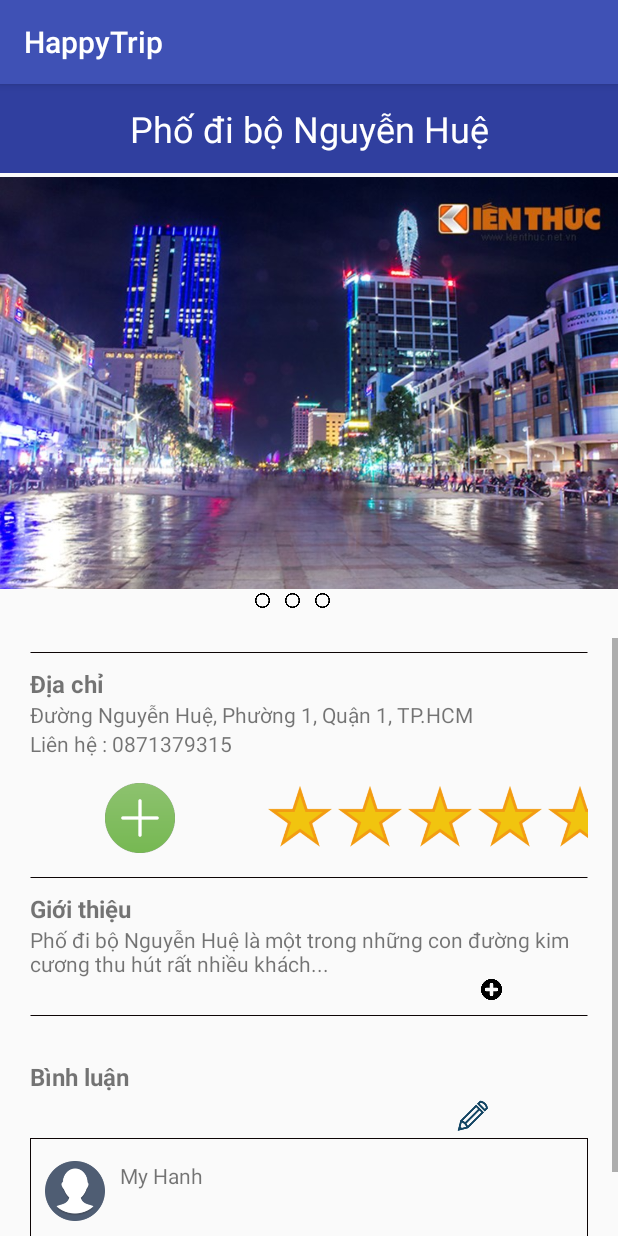
After one commit to 1312214/MyHappyTrip, an Android app: the PlaceActivity screen opened directly, with no data from a screen before it, on a phone screen of 412 x 824 dp. The commit adds this screen. Run offline under Robolectric (Android 15) with nearby library versions, the phone set to English and light mode, and no system bars; 5 statements that could not run were skipped.

Commit message:
add & code :v

```diff
--- a/app/build.gradle
+++ b/app/build.gradle
@@ -27,6 +27,7 @@ dependencies {
     compile 'com.android.support:appcompat-v7:25.3.1'
     compile 'com.android.support:design:25.3.1'
     compile 'com.google.android.gms:play-services-maps:10.2.4'
+    compile 'com.google.code.gson:gson:2.6.2'
 
     testCompile 'junit:junit:4.12'
 }
--- a/app/src/main/AndroidManifest.xml
+++ b/app/src/main/AndroidManifest.xml
@@ -8,6 +8,7 @@
     <uses-permission android:name="android.permission.ACCESS_FINE_LOCATION" />
     <uses-permission android:name="com.google.android.providers.gsf.permission.READ_GSERVICES" />
     <uses-permission android:name="com.project.rogerh.happytrip.permission.MAPS_RECEIVE" />
+
     <permission
         android:name="com.project.rogerh.happytrip.permission.MAPS_RECEIVE"
         android:protectionLevel="signature" />
@@ -18,7 +19,6 @@
         android:label="@string/app_name"
         android:supportsRtl="true"
         android:theme="@style/AppTheme">
-
         <meta-data
             android:name="com.google.android.geo.API_KEY"
             android:value="AIzaSyDaW15wHlj_iICFkU3H5uThbZgl-e5hlZo" />
@@ -33,6 +33,9 @@
                 <category android:name="android.intent.category.LAUNCHER" />
             </intent-filter>
         </activity>
+        <activity android:name="com.project.rogerh.happytrip.PlaceActivity">
+
+        </activity>
     </application>
 
 </manifest>
--- a/app/src/main/java/com/project/rogerh/happytrip/MainActivity.java
+++ b/app/src/main/java/com/project/rogerh/happytrip/MainActivity.java
@@ -1,5 +1,6 @@
 package com.project.rogerh.happytrip;
 
+import android.content.Intent;
 import android.graphics.Bitmap;
 import android.graphics.BitmapFactory;
 import android.graphics.Canvas;
@@ -31,15 +32,17 @@ import com.google.android.gms.maps.OnMapReadyCallback;
 import com.google.android.gms.maps.SupportMapFragment;
 import com.google.android.gms.maps.model.BitmapDescriptorFactory;
 import com.google.android.gms.maps.model.LatLng;
+import com.google.android.gms.maps.model.Marker;
 import com.google.android.gms.maps.model.MarkerOptions;
+import com.google.gson.Gson;
 
 import java.util.ArrayList;
 import java.util.List;
 
 public class MainActivity extends AppCompatActivity
-        implements NavigationView.OnNavigationItemSelectedListener  {
+        implements NavigationView.OnNavigationItemSelectedListener {
 
-    private GoogleMap map;
+    private GoogleMap mMap;
     Button btntakephoto, btngps, btngalary, btnshare, btncreateplace;
     private List<Place> dbase;
 
@@ -47,7 +50,7 @@ public class MainActivity extends AppCompatActivity
     protected void onCreate(Bundle savedInstanceState) {
         super.onCreate(savedInstanceState);
         setContentView(R.layout.activity_main);
-       /* setContentView(R.layout.detail_place);*/
+       //setContentView(R.layout.detail_place);
         Toolbar toolbar = (Toolbar) findViewById(R.id.toolbar);
         setSupportActionBar(toolbar);
 
@@ -81,7 +84,29 @@ public class MainActivity extends AppCompatActivity
             @Override
             public void onMapReady(GoogleMap map) {
                 map.setMapType(GoogleMap.MAP_TYPE_NORMAL);
-                //map.setMyLocationEnabled(true);
+                addAllMarkerToMapScreen(map);
+                map.addMarker(new MarkerOptions().position(new LatLng(10.774033,106.699054))
+                        .icon(BitmapDescriptorFactory.fromResource(R.drawable.ic_location_24)));
+
+                map.setOnInfoWindowClickListener(new GoogleMap.OnInfoWindowClickListener() {
+                    @Override
+                    public void onInfoWindowClick(Marker marker) {
+                        Place selectedPlace = null;
+
+                        LatLng posMarker = marker.getPosition();
+                        Intent activity = new Intent(MainActivity.this,PlaceActivity.class);
+                        for(int i = 0 ; i < dbase.size(); i++){
+                            if(posMarker.equals(dbase.get(i).xy))
+                                selectedPlace = dbase.get(i);
+                        }
+                        activity.putExtra("myObject", new Gson().toJson(selectedPlace));
+                        startActivity(activity);
+
+
+                    }
+                });
+
+
             }
 
 
@@ -91,6 +116,7 @@ public class MainActivity extends AppCompatActivity
         // init database
         initDataBase();
 
+        //addAllMarkerToMapScreen();
 
 
         //connect to id of buttons.
@@ -142,31 +168,43 @@ public class MainActivity extends AppCompatActivity
         });
 
 
-    } // END onCreate
 
 
+
+    }// END onCreate
+
+    // this method add all place markers to the map screen.
+    public void addAllMarkerToMapScreen(GoogleMap mMap){
+        for(int i = 0; i < dbase.size(); i++ ) {
+            Place p = dbase.get(i);
+            setAMarkerToMap(mMap, p.xy, p.thumnial, p.name, p.address );
+        }
+    }
+
     // this method uses to add a custom market to The map screen.
-    public void setMarkerToMap(GoogleMap mMap, LatLng markerPos,
-                               int placeThumnial, String placeName){
+    public void setAMarkerToMap(GoogleMap mMap, LatLng markerPos,
+                               int placeThumnial, String placeName, String address){
         Bitmap.Config conf = Bitmap.Config.ARGB_8888;
         Bitmap bmp = Bitmap.createBitmap(80, 80, conf);
         Canvas canvas1 = new Canvas(bmp);
 
         // paint defines the text color, stroke width and size
         Paint color = new Paint();
-        color.setTextSize(35);
-        color.setColor(Color.BLACK);
+        color.setTextSize(10);
+        color.setColor(Color.WHITE);
 
         // modify canvas
         canvas1.drawBitmap(BitmapFactory.decodeResource(getResources(),
                 placeThumnial), 0,0, color);
-        canvas1.drawText(placeName, 30, 40, color);
+        //canvas1.drawText(placeName, 30, 40, color);
 
         // add marker to Map
-        mMap.addMarker(new MarkerOptions().position(markerPos)
+        mMap.addMarker(new MarkerOptions().position(markerPos).title(placeName).snippet(address)
                 .icon(BitmapDescriptorFactory.fromBitmap(bmp))
                 .anchor(0.5f, 1));
+
     }
+
 
 
     public void initDataBase(){
@@ -218,17 +256,18 @@ public class MainActivity extends AppCompatActivity
         LatLng phoDiBoxy = new LatLng(10.776226, 106.701577);
 
         Place phoDiBo = new Place("Phố đi bộ Nguyễn Huệ", phoDiBoImgs,
-                "112 đường Nguyễn Huệ, Quận 1, Tp Hồ Chí Minh", 5, phoIntro, phoDiBoCmts, phoDiBoxy );
+                "112 đường Nguyễn Huệ, Quận 1, Tp Hồ Chí Minh", 5, phoIntro,
+                phoDiBoCmts, phoDiBoxy, R.drawable.phodibothumnail );
         Place nhaTho = new Place("Nhà thời Đức Bà", nhaThoImgs,
-                "113 Đồng Khởi, Quận 3, Tp Hồ Chí Minh", 4, nhaIntro, nhaThoCmts, nhaThoxy);
+                "113 Đồng Khởi, Quận 3, Tp Hồ Chí Minh", 4, nhaIntro,
+                nhaThoCmts, nhaThoxy, R.drawable.nhathothumnail);
         Place nui = new Place("Vùng núi Tây Bắc - Lạng Sơn", nuiImgs,
-                "Thành Phố Lạng Sơn - Vùng Tây Bắc", 4, nuiIntro, nuiCmts, nuixy );
+                "Thành Phố Lạng Sơn - Vùng Tây Bắc", 4, nuiIntro,
+                nuiCmts, nuixy, R.drawable.nuithumnail );
 
         dbase.add(phoDiBo);
         dbase.add(nhaTho);
         dbase.add(nui);
-
-
     }
 
 
--- a/app/src/main/java/com/project/rogerh/happytrip/Place.java
+++ b/app/src/main/java/com/project/rogerh/happytrip/Place.java
@@ -18,10 +18,11 @@ public class Place {
     public String intro;
     public List<String> comments;
     public LatLng xy;
+    public Integer thumnial;
 
 
     public Place(String _name, List<Integer> _imgs, String _address, Integer _rating,
-                 String _intro, List<String> _comments, LatLng _xy){
+                 String _intro, List<String> _comments, LatLng _xy, Integer _thumnial){
         this.name = _name;
         this.address = _address;
         this.images = _imgs;
@@ -29,6 +30,7 @@ public class Place {
         this.intro = _intro;
         this.comments = _comments;
         this.xy = _xy;
+        this.thumnial = _thumnial;
     }
 
 }
--- /dev/null
+++ b/app/src/main/java/com/project/rogerh/happytrip/PlaceActivity.java
@@ -0,0 +1,43 @@
+package com.project.rogerh.happytrip;
+
+import android.support.v7.app.AppCompatActivity;
+import android.os.Bundle;
+import android.widget.ImageView;
+import android.widget.TextView;
+
+import com.google.gson.Gson;
+
+import org.w3c.dom.Text;
+
+public class PlaceActivity extends AppCompatActivity {
+    TextView txtTenDiaDiem, txtGioiThieu, txtComment, txtDiaChi;
+    ImageView imgDiaDiem;
+
+    @Override
+    protected void onCreate(Bundle savedInstanceState) {
+        super.onCreate(savedInstanceState);
+        setContentView(R.layout.activity_place);
+
+        String jsonMyObject = null;
+        Bundle extras = getIntent().getExtras();
+        if (extras != null) {
+            jsonMyObject = extras.getString("myObject");
+        }
+        Place myObject = new Gson().fromJson(jsonMyObject, Place.class);
+
+        txtTenDiaDiem = (TextView) findViewById(R.id.TenDiaDiem);
+        txtGioiThieu = (TextView) findViewById(R.id.GioiThieu_ChiTiet);
+        txtComment = (TextView) findViewById(R.id.comment_user);
+        txtDiaChi = (TextView) findViewById(R.id.DiaChi_ChiTiet);
+        imgDiaDiem = (ImageView) findViewById(R.id.CacHinhAnhDiaDiem);
+
+
+        txtComment.setText(myObject.comments.get(1));
+        txtGioiThieu.setText(myObject.intro);
+        txtTenDiaDiem.setText(myObject.name);
+        txtDiaChi.setText(myObject.address);
+        imgDiaDiem.setImageResource(myObject.images.get(1));
+
+
+    }
+}
--- /dev/null
+++ b/app/src/main/res/layout/activity_place.xml
@@ -0,0 +1,228 @@
+<?xml version="1.0" encoding="utf-8"?>
+<LinearLayout xmlns:android="http://schemas.android.com/apk/res/android"
+    xmlns:tools="http://schemas.android.com/tools"
+    android:id="@+id/activity_place"
+    android:layout_width="match_parent"
+    android:layout_height="match_parent"
+    android:orientation="vertical"
+    tools:context="com.project.rogerh.happytrip.PlaceActivity">
+
+
+    <TextView
+        android:id="@+id/TenDiaDiem"
+        android:layout_width="match_parent"
+        android:layout_height="wrap_content"
+        android:inputType="textPersonName"
+        android:text="Phố đi bộ Nguyễn Huệ"
+        android:textAlignment="center"
+        android:paddingBottom="20px"
+        android:paddingTop="20px"
+        android:textColor="@color/colorWhite"
+        android:textSize="24sp"
+        android:background="@color/colorPrimaryDark" />
+
+    <ImageView
+        android:id="@+id/CacHinhAnhDiaDiem"
+        android:layout_width="match_parent"
+        android:layout_height="280dp"
+        android:src="@drawable/pho_di_bo_nguyen_hue" />
+    <LinearLayout
+        android:layout_width="match_parent"
+        android:layout_height="wrap_content"
+        android:layout_marginBottom="20dp">
+        <ImageView
+            android:layout_width="10dp"
+            android:layout_height="10dp"
+            android:layout_marginLeft="170dp"
+            android:layout_marginRight="10dp"
+            android:src="@drawable/icon_image_slide"/>
+        <ImageView
+            android:layout_width="10dp"
+            android:layout_height="10dp"
+            android:layout_marginRight="10dp"
+            android:src="@drawable/icon_image_slide"/>
+        <ImageView
+            android:layout_width="10dp"
+            android:layout_height="10dp"
+            android:src="@drawable/icon_image_slide"/>
+
+    </LinearLayout>
+
+
+
+    <ScrollView
+        android:layout_width="match_parent"
+        android:layout_height="wrap_content">
+
+        <LinearLayout
+            android:layout_width="match_parent"
+            android:layout_height="wrap_content"
+            android:layout_marginLeft="20dp"
+            android:layout_marginRight="20dp"
+            android:orientation="vertical">
+            <TextView
+                android:layout_width="match_parent"
+                android:layout_height="wrap_content"
+                android:layout_weight="0.80"
+                android:background="@drawable/set_line_border"
+                android:ems="10" />
+
+            <TextView
+                android:id="@+id/DiaChi"
+                android:layout_width="match_parent"
+                android:layout_height="wrap_content"
+                android:inputType="textPersonName"
+                android:text="Địa chỉ"
+                android:textSize="16sp"
+                android:textStyle="bold" />
+
+            <TextView
+                android:id="@+id/DiaChi_ChiTiet"
+                android:layout_width="match_parent"
+                android:layout_height="wrap_content"
+                android:inputType="textPersonName"
+                android:text="Đường Nguyễn Huệ, Phường 1, Quận 1, TP.HCM" />
+
+
+            <TextView
+                android:id="@+id/LienHe"
+                android:layout_width="match_parent"
+                android:layout_height="wrap_content"
+                android:layout_marginBottom="10dp"
+                android:inputType="textPersonName"
+                android:text="Liên hệ : 0871379315" />
+
+            <LinearLayout
+                android:layout_width="wrap_content"
+                android:layout_height="wrap_content"
+                android:layout_marginBottom="10px"
+                android:layout_marginTop="10px"
+                android:orientation="horizontal">
+
+                <ImageView
+                    android:layout_width="70px"
+                    android:layout_height="70px"
+                    android:layout_marginLeft="50dp"
+                    android:layout_marginRight="60dp"
+                    android:src="@drawable/icon_luu_dia_diem" />
+
+                <ImageView
+                    android:id="@+id/Rating1"
+                    android:layout_width="70px"
+                    android:layout_height="70px"
+                    android:src="@drawable/icon_rating_stars" />
+
+                <ImageView
+                    android:id="@+id/Rating2"
+                    android:layout_width="70px"
+                    android:layout_height="70px"
+                    android:src="@drawable/icon_rating_stars_2" />
+
+                <ImageView
+                    android:id="@+id/Rating3"
+                    android:layout_width="70px"
+                    android:layout_height="70px"
+                    android:src="@drawable/icon_rating_stars_2" />
+
+                <ImageView
+                    android:id="@+id/Rating4"
+                    android:layout_width="70px"
+                    android:layout_height="70px"
+                    android:src="@drawable/icon_rating_stars_2" />
+
+                <ImageView
+                    android:id="@+id/Rating"
+                    android:layout_width="70px"
+                    android:layout_height="70px"
+                    android:src="@drawable/icon_rating_stars_2" />
+
+                <TextView
+                    android:layout_width="wrap_content"
+                    android:layout_height="50px"
+                    android:layout_marginLeft="40px"
+                    android:text="5/5" />
+
+            </LinearLayout>
+
+            <TextView
+                android:layout_width="match_parent"
+                android:layout_height="match_parent"
+                android:layout_weight="0.80"
+                android:background="@drawable/set_line_border"
+                android:ems="10" />
+
+
+            <TextView
+                android:id="@+id/GioiThieu"
+                android:layout_width="match_parent"
+                android:layout_height="wrap_content"
+                android:layout_weight="0.05"
+                android:ems="10"
+                android:inputType="textPersonName"
+                android:text="Giới thiệu"
+                android:textSize="16sp"
+                android:textStyle="bold" />
+
+            <TextView
+                android:id="@+id/GioiThieu_ChiTiet"
+                android:layout_width="match_parent"
+                android:layout_height="wrap_content"
+                android:ems="10"
+                android:text="Phố đi bộ Nguyễn Huệ là một trong những con đường kim cương thu hút rất nhiều khách..." />
+
+            <ImageView
+                android:layout_width="15dp"
+                android:layout_height="15dp"
+                android:layout_marginLeft="300dp"
+                android:src="@drawable/icon_xem_them" />
+
+            <TextView
+                android:layout_width="match_parent"
+                android:layout_height="match_parent"
+                android:layout_weight="0.80"
+                android:background="@drawable/set_line_border"
+                android:ems="10" />
+
+
+            <TextView
+                android:id="@+id/BinhLuan"
+                android:layout_width="match_parent"
+                android:layout_height="wrap_content"
+                android:layout_marginTop="20dp"
+                android:layout_weight="0.05"
+                android:ems="10"
+                android:inputType="textPersonName"
+                android:text="Bình luận"
+                android:textSize="16sp"
+                android:textStyle="bold" />
+
+            <ImageView
+                android:layout_width="30dp"
+                android:layout_height="30dp"
+                android:layout_marginLeft="280dp"
+                android:src="@drawable/icon_comment" />
+            <LinearLayout
+                android:layout_width="match_parent"
+                android:layout_height="100dp"
+                android:orientation="horizontal"
+                android:layout_marginBottom="20px"
+                android:background="@drawable/set_border">
+                <ImageView
+                    android:layout_width="40dp"
+                    android:layout_height="40dp"
+                    android:layout_marginLeft="10dp"
+                    android:layout_marginTop="15dp"
+                    android:src="@drawable/icon_comment_person"/>
+                <TextView
+                    android:id="@+id/comment_user"
+                    android:layout_width="match_parent"
+                    android:layout_height="match_parent"
+                    android:layout_marginLeft="10dp"
+                    android:layout_marginTop="15dp"
+                    android:text="My Hanh"/>
+            </LinearLayout>
+
+        </LinearLayout>
+    </ScrollView>
+
+</LinearLayout>
--- a/app/src/main/res/layout/map.xml
+++ b/app/src/main/res/layout/map.xml
@@ -7,7 +7,8 @@
     android:layout_width="match_parent"
     android:layout_height="match_parent"
     map:cameraBearing="0"
-    map:cameraTargetLat="10.775853"
-    map:cameraTargetLng="106.701340"
-    map:cameraZoom="15"
+    map:cameraTargetLat="10.777379"
+    map:cameraTargetLng="106.699668"
+    map:cameraTilt="30"
+    map:cameraZoom="16"
     tools:context="com.project.rogerh.happytrip.MainActivity" />
```
Also changed, not shown: app/src/main/res/drawable/ic_location_24.png (added), app/src/main/res/drawable/ic_star_24.png (added), app/src/main/res/drawable/nhathoThumnail.png (added), app/src/main/res/drawable/nuithumnail.png (added), app/src/main/res/drawable/phodibothumnail.png (added).
